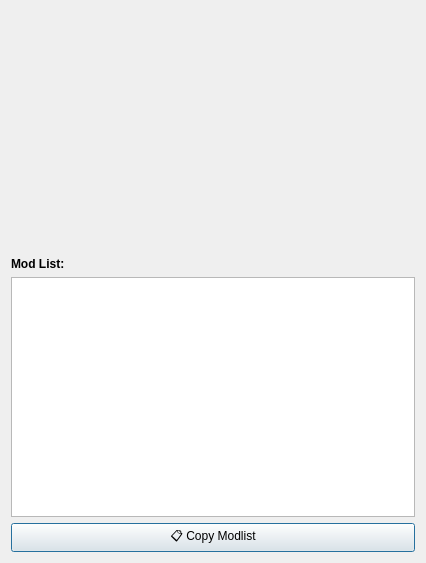
This is assets/dialog_info.ui in 69-Lukash/DMTLauncher as Qt 5 draws it before an edit. The edited form follows.
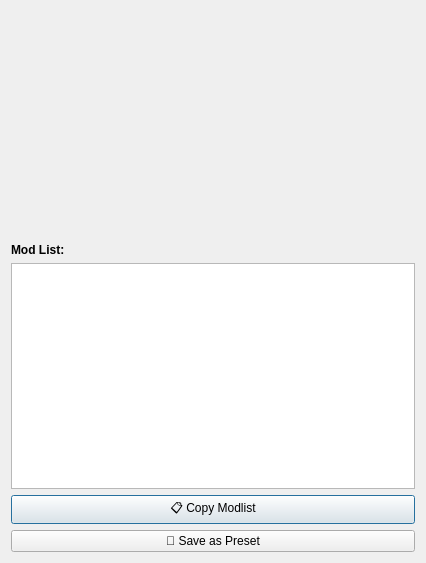
This is the edited form.

Commit message: feat: local presets, auto-dependencies, last played & docs update

What changed in the file:
```diff
--- a/assets/dialog_info.ui
+++ b/assets/dialog_info.ui
@@ -47,6 +47,12 @@
      </property>
     </widget>
    </item>
+   <item>
+    <widget class="QPushButton" name="btn_save_preset">
+     <property name="cursor"><cursorShape>PointingHandCursor</cursorShape></property>
+     <property name="text"><string>💾 Save as Preset</string></property>
+    </widget>
+   </item>
   </layout>
  </widget>
  <resources/>
```
The commit also changes 22 other files.
